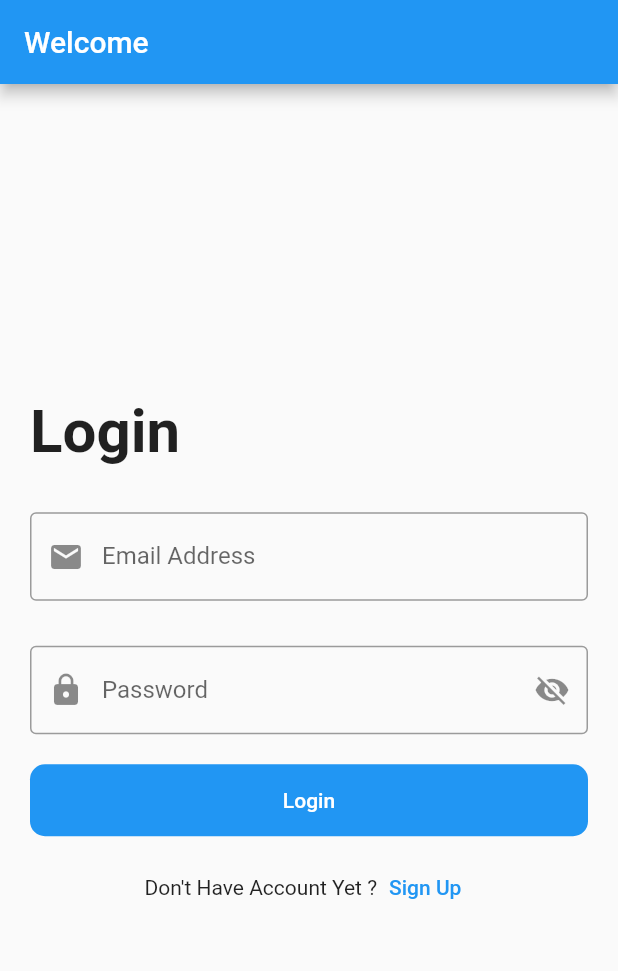
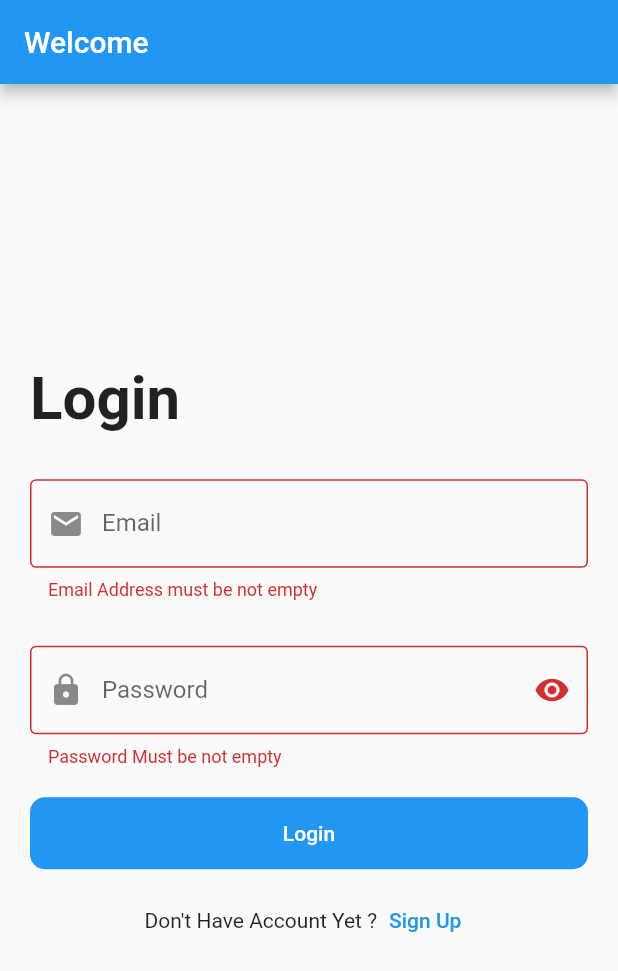
Before and after one commit to Eslamyounis34/FlutterDemo, a Flutter app: the screen it shows after launch, after a tap on "Login", on a phone screen of 412 x 824 dp. Shown: the top 971 px of the screen. Run offline on Flutter 3.47's test engine with Material 2 defaults, Android fonts, the phone set to English and light mode, and no system bars.

```diff
--- a/lib/modules/login/login_screen.dart
+++ b/lib/modules/login/login_screen.dart
@@ -7,6 +7,7 @@ import '../../shared/components/components.dart';
 class LoginScreen extends StatelessWidget {
   var emailController = TextEditingController();
   var passwordController = TextEditingController();
+  var formKey = GlobalKey<FormState>();
 
   @override
   Widget build(BuildContext context) {
@@ -18,42 +19,45 @@ class LoginScreen extends StatelessWidget {
         padding: const EdgeInsets.all(20.0),
         child: Center(
           child: SingleChildScrollView(
+            child: Form(
+              key: formKey,
               child: Column(
                 crossAxisAlignment: CrossAxisAlignment.start,
                 children: [
                   const Text(
                     'Login',
-                  style: TextStyle(fontSize: 40.0, fontWeight: FontWeight.bold),
+                    style:
+                        TextStyle(fontSize: 40.0, fontWeight: FontWeight.bold),
                   ),
                   const SizedBox(
                     height: 30.0,
                   ),
-                TextFormField(
+                  defaultTextField(
                       controller: emailController,
-                  keyboardType: TextInputType.emailAddress,
-                  decoration: const InputDecoration(
-                    labelText: 'Email Address',
-                    border: OutlineInputBorder(),
-                    prefixIcon: Icon(
-                      Icons.email,
-                    ),
-                  ),
-                ),
+                      type: TextInputType.emailAddress,
+                      text: 'Email',
+                      iconData: Icons.email,
+                      validate: (value) {
+                        if (value?.isEmpty ?? true) {
+                          return 'Email Address must be not empty';
+                        }
+                        return null;
+                      }),
                   const SizedBox(
                     height: 30.0,
                   ),
-                TextFormField(
-                  keyboardType: TextInputType.visiblePassword,
+                  defaultTextField(
                       controller: passwordController,
-                  obscureText: true,
-                  decoration: const InputDecoration(
-                      labelText: 'Password',
-                      border: OutlineInputBorder(),
-                      prefixIcon: Icon(
-                        Icons.lock,
-                      ),
-                      suffixIcon: Icon(Icons.visibility_off)),
-                ),
+                      type: TextInputType.number,
+                      text: 'Password',
+                      sufficIcon: Icons.remove_red_eye,
+                      iconData: Icons.lock,
+                      validate: (value) {
+                        if (value?.isEmpty ?? true) {
+                          return 'Password Must be not empty';
+                        }
+                        return null;
+                      }),
                   const SizedBox(
                     height: 20.0,
                   ),
@@ -62,7 +66,9 @@ class LoginScreen extends StatelessWidget {
                       background: Colors.blue,
                       btnText: 'Login',
                       function: () {
-                      print("TEST");
+                        if (formKey.currentState!.validate()) {
+                          print("test");
+                        }
                       }),
                   const SizedBox(
                     height: 10.0,
@@ -85,6 +91,7 @@ class LoginScreen extends StatelessWidget {
             ),
           ),
         ),
+      ),
     );
   }
 
--- a/lib/shared/components/components.dart
+++ b/lib/shared/components/components.dart
@@ -4,21 +4,38 @@ Widget defaultButton({
   required double width,
   required Color background,
   required String btnText,
- required VoidCallback function,
+  required VoidCallback function,
 }) =>
     Container(
       width: width,
       decoration: BoxDecoration(
         borderRadius: BorderRadius.circular(10),
         color: background,
-
       ),
       child: MaterialButton(
         onPressed: function,
-
         child: Text(
           '${btnText}',
           style: TextStyle(color: Colors.white),
         ),
       ),
     );
+
+Widget defaultTextField({
+  required TextEditingController controller,
+  required TextInputType type,
+  required String text,
+  required IconData iconData,
+  required String? validate(String? value),
+  IconData? sufficIcon,
+}) =>
+    TextFormField(
+      controller: controller,
+      keyboardType: type,
+      validator: validate,
+      decoration: InputDecoration(
+          labelText: text,
+          border: OutlineInputBorder(),
+          prefixIcon: Icon(iconData),
+          suffixIcon: Icon(sufficIcon)),
+    );
```
Lines whose indentation alone changed are shown as unchanged.
